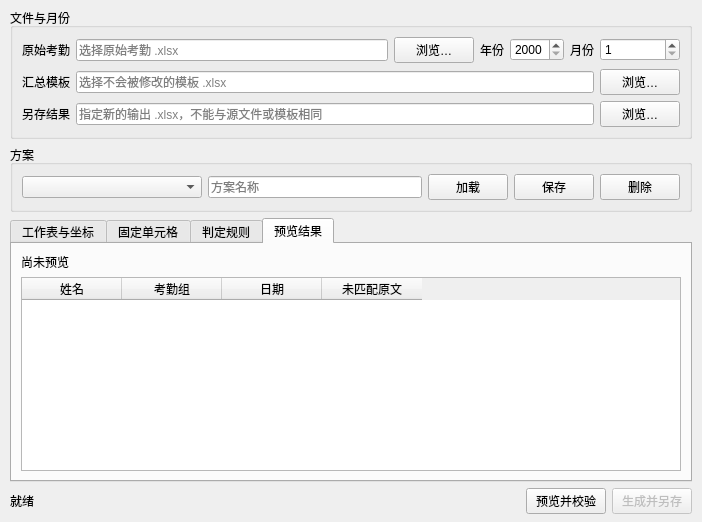
This is file_toolbox/gui/forms/attendance_dialog.ui in FelixJI/file-toolbox as Qt 5 draws it before an edit. The edited form follows.
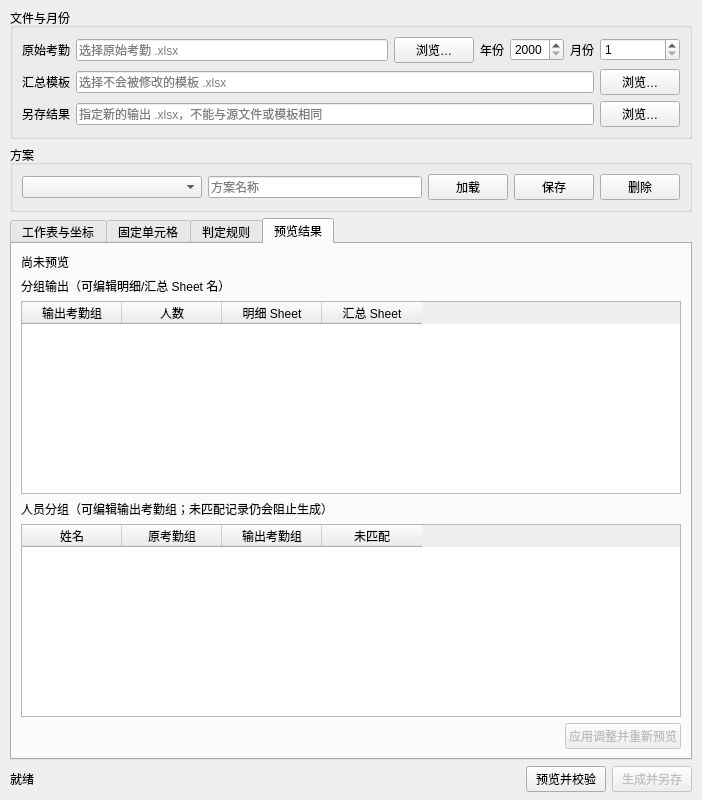
This is the edited form. The open tabs and pages were chosen to show the change.

Commit message: feat(attendance): 支持人工调整分组输出

```diff
--- a/file_toolbox/gui/forms/attendance_dialog.ui
+++ b/file_toolbox/gui/forms/attendance_dialog.ui
@@ -102,7 +102,11 @@
       <attribute name="title"><string>预览结果</string></attribute>
       <layout class="QVBoxLayout" name="layout_preview">
        <item><widget class="QLabel" name="lbl_preview"><property name="text"><string>尚未预览</string></property><property name="wordWrap"><bool>true</bool></property></widget></item>
-       <item><widget class="QTableWidget" name="table_unmatched"><property name="columnCount"><number>4</number></property><property name="rowCount"><number>0</number></property><column><property name="text"><string>姓名</string></property></column><column><property name="text"><string>考勤组</string></property></column><column><property name="text"><string>日期</string></property></column><column><property name="text"><string>未匹配原文</string></property></column></widget></item>
+       <item><widget class="QLabel" name="label_group_preview"><property name="text"><string>分组输出（可编辑明细/汇总 Sheet 名）</string></property></widget></item>
+       <item><widget class="QTableWidget" name="table_group_preview"><property name="columnCount"><number>4</number></property><property name="rowCount"><number>0</number></property><column><property name="text"><string>输出考勤组</string></property></column><column><property name="text"><string>人数</string></property></column><column><property name="text"><string>明细 Sheet</string></property></column><column><property name="text"><string>汇总 Sheet</string></property></column></widget></item>
+       <item><widget class="QLabel" name="label_employee_preview"><property name="text"><string>人员分组（可编辑输出考勤组；未匹配记录仍会阻止生成）</string></property></widget></item>
+       <item><widget class="QTableWidget" name="table_employee_preview"><property name="columnCount"><number>4</number></property><property name="rowCount"><number>0</number></property><column><property name="text"><string>姓名</string></property></column><column><property name="text"><string>原考勤组</string></property></column><column><property name="text"><string>输出考勤组</string></property></column><column><property name="text"><string>未匹配</string></property></column></widget></item>
+       <item><layout class="QHBoxLayout" name="layout_preview_adjustments"><item><spacer name="preview_adjustment_spacer"><property name="orientation"><enum>Qt::Orientation::Horizontal</enum></property><property name="sizeHint" stdset="0"><size><width>40</width><height>20</height></size></property></spacer></item><item><widget class="QPushButton" name="btn_apply_adjustments"><property name="enabled"><bool>false</bool></property><property name="text"><string>应用调整并重新预览</string></property></widget></item></layout></item>
       </layout>
      </widget>
     </widget>
```
Lines whose indentation alone changed are shown as unchanged. The commit also changes 9 other files.
